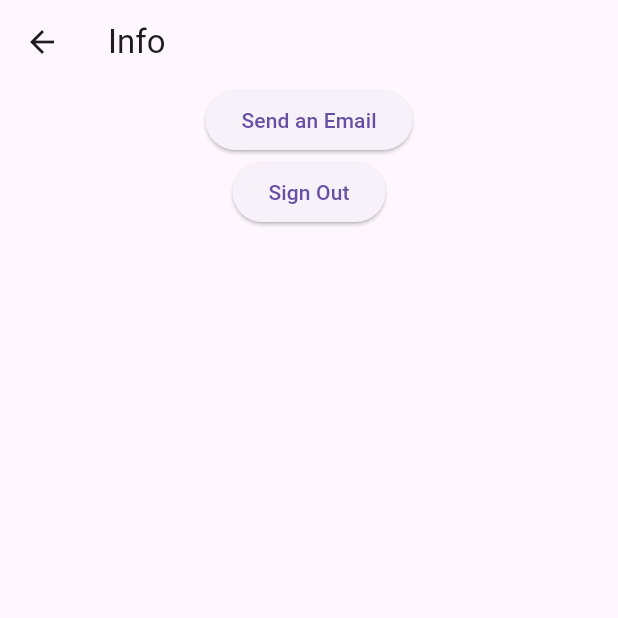
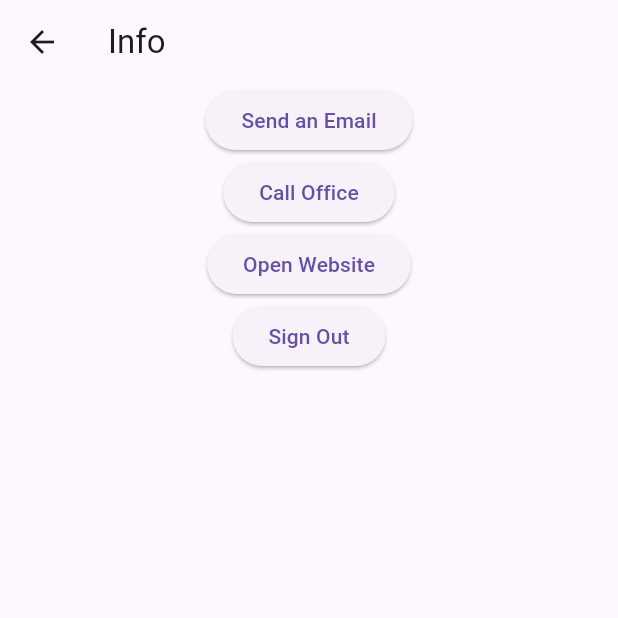
Before and after one commit to destinyj621/appointment_scheduler_app, a Flutter app: the Info screen opened directly, on a phone screen of 412 x 824 dp, the top half of it. Run offline on Flutter 3.47's test engine with Material 3 defaults, Android fonts, the phone set to English and light mode, and no system bars; our stand-ins replace firebase_auth, firebase_core; missing offline and left inert: booking_calendar, easy_url_launcher; accounts and stored records are empty.

Commit message:
Appointment Scheduler App

```diff
--- a/lib/info.dart
+++ b/lib/info.dart
@@ -20,6 +20,8 @@ class _InfoState extends State<Info> {
         child: Column(
           children: <Widget>[
             _sendEmailButton(),
+            _callButton(),
+            _websiteButton(),
             _signOutButton(),
           ],
         ),
@@ -31,10 +33,30 @@ class _InfoState extends State<Info> {
     await Auth().signOut();
   }
 
+  Widget _websiteButton(){
+    return ElevatedButton(
+      onPressed: () async {
+        await EasyLauncher.url(
+            url: "https://www.familysmilecenter.net/",
+            mode: Mode.platformDefault);
+      },
+      child: const Text("Open Website"),
+    );
+  }
+
   Widget _signOutButton(){
     return ElevatedButton(
         onPressed: signOut,
         child: const Text('Sign Out'),
+    );
+  }
+
+  Widget _callButton(){
+    return ElevatedButton(
+      onPressed: () async {
+        await EasyLauncher.call(number: "6786229815");
+      },
+      child: const Text("Call Office"),
     );
   }
 
```
Also changed, not shown: 1 other file.
